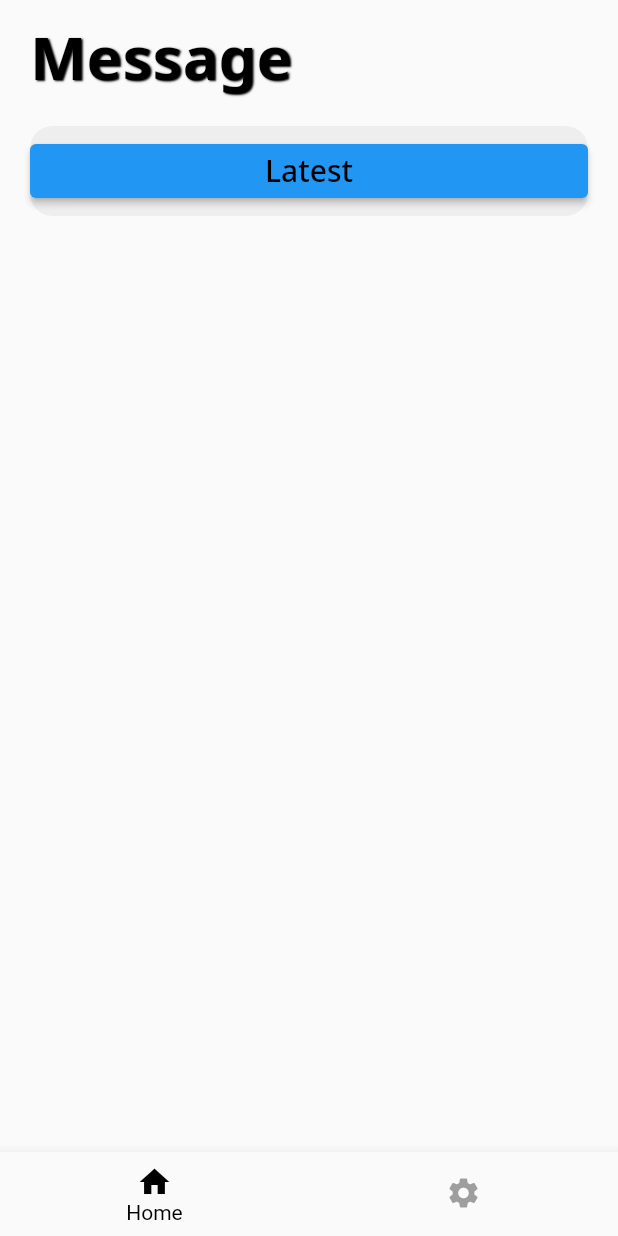
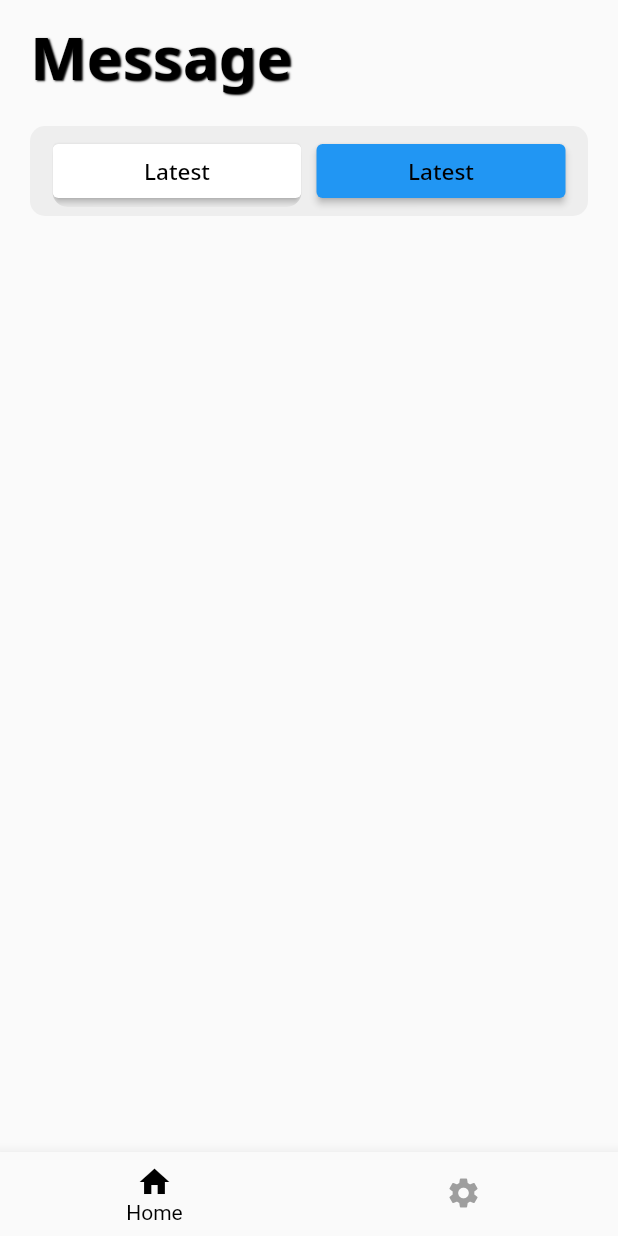
Before and after one commit to Harmanjit14/chat-app-frontend, a Flutter app: the screen it shows after launch, on a phone screen of 412 x 824 dp. Run offline on Flutter 3.47's test engine with Material 2 defaults, Android fonts, the phone set to English and light mode, and no system bars; our stand-ins replace get, google_fonts.

```diff
--- a/lib/screens/messaging.dart
+++ b/lib/screens/messaging.dart
@@ -2,6 +2,11 @@ import 'package:Huddle/constants/text.dart';
 import 'package:flutter/material.dart';
 
 class Messaging extends StatelessWidget {
+  Widget chatbox(String image,String name, String lastmsg, String time){
+    return Container(
+
+    ),
+  }
   @override
   Widget build(BuildContext context) {
     Size size=MediaQuery.of(context).size;
@@ -16,26 +21,49 @@ class Messaging extends StatelessWidget {
             child: ShadowBoldText(color: Colors.black,text: "Message",size: 40,)
             ),
             Container(
+              padding: EdgeInsets.fromLTRB(15, 0, 15, 0),
               height: 60,
               margin: EdgeInsets.fromLTRB(20, 20, 20, 0),
               decoration: BoxDecoration(
-                borderRadius: BorderRadius.circular(15),
+                borderRadius: BorderRadius.circular(10),
                 color: Colors.grey[200],
               ),
              child: Row(
                children: [
                  Expanded(
                    child: Container(
+                     child: ClipRRect(
+                       borderRadius: BorderRadius.circular(10),
+                                            child: ElevatedButton(
+                         style: ButtonStyle(backgroundColor: MaterialStateProperty.all<Color>(Colors.white)),
+                         onPressed: () {},
+                         child: Container(
+                           child: RegularText(text: "Latest",color: Colors.black, size: 15),
+                         ),
+                         ),
+                     ),
+                   ),
+                   ),
+                   SizedBox(width: 10,height: 60,),
+                   Expanded(
+                   child: Container(
                      child: ElevatedButton(
                        onPressed: () {},
                        child: Container(
-                         child: RegularText(text: "Latest",color: Colors.black, size: 20,),
+                         child: RegularText(text: "Latest",color: Colors.black, size: 15,),
                        ),
                        ),
                    ),
-                   )
+                   ),
                ],
              ),
+            ),
+            ListView(
+              shrinkWrap: true,
+              physics: BouncingScrollPhysics(),
+              children: [
+
+              ],
             ),
         ],
       ),
```
Also changed, not shown: assets/gurleen.jpeg (added), assets/harman.jpeg (added).
